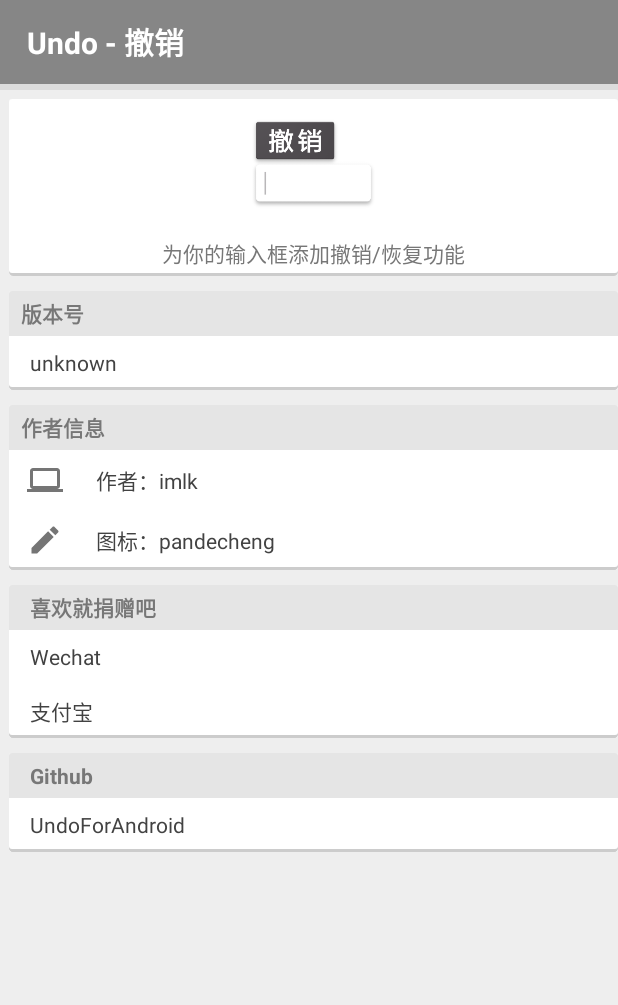
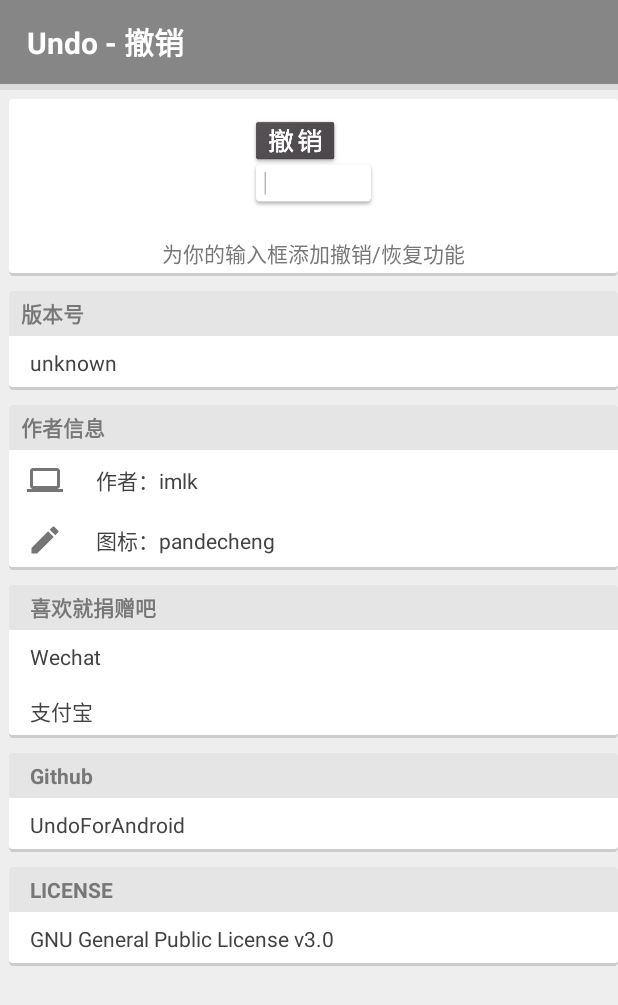
Before and after one commit to imlk0/UndoForAndroid, an Android app: the layout activity_setting.xml on its own in the app's theme, with its tools: preview values and no code run, on a phone screen of 412 x 824 dp. Shown: the top 1005 px of the screen. Run offline under Robolectric (Android 15) with nearby library versions, the phone set to English and light mode, and no system bars.

Commit message:
1.0.0(2) source code

```diff
--- a/app/build.gradle
+++ b/app/build.gradle
@@ -6,7 +6,7 @@ android {
         applicationId "top.imlk.undo"
         minSdkVersion 14
         targetSdkVersion 26
-        versionCode 1
+        versionCode 2
         versionName "1.0.0"
         testInstrumentationRunner "android.support.test.runner.AndroidJUnitRunner"
     }
--- a/app/src/main/java/top/imlk/undo/activity/SettingActivity.java
+++ b/app/src/main/java/top/imlk/undo/activity/SettingActivity.java
@@ -48,6 +48,7 @@ public class SettingActivity extends Activity implements View.OnClickListener {
         findViewById(R.id.tv_donate_wechat).setOnClickListener(this);
         findViewById(R.id.tv_donate_alipay).setOnClickListener(this);
         findViewById(R.id.tv_link_github).setOnClickListener(this);
+        findViewById(R.id.tv_link_github_license).setOnClickListener(this);
 
     }
 
@@ -99,6 +100,9 @@ public class SettingActivity extends Activity implements View.OnClickListener {
             case R.id.tv_link_github:
                 startActivity(new Intent(Intent.ACTION_VIEW, Uri.parse("https://github.com/KB5201314/UndoForAndroid")));
                 break;
+            case R.id.tv_link_github_license:
+                startActivity(new Intent(Intent.ACTION_VIEW, Uri.parse("https://github.com/KB5201314/UndoForAndroid/blob/master/LICENSE")));
+                break;
         }
     }
 
@@ -106,13 +110,13 @@ public class SettingActivity extends Activity implements View.OnClickListener {
     private void checkPermissions() {
 
 
-        Toast.makeText(SettingActivity.this, "需要读写文件权限", Toast.LENGTH_LONG).show();
 
         int permission_0 = ContextCompat.checkSelfPermission(SettingActivity.this, Manifest.permission.READ_EXTERNAL_STORAGE);
         int permission_1 = ContextCompat.checkSelfPermission(SettingActivity.this, Manifest.permission.WRITE_EXTERNAL_STORAGE);
         int permission_2 = ContextCompat.checkSelfPermission(SettingActivity.this, Manifest.permission.MOUNT_UNMOUNT_FILESYSTEMS);
 
         if (permission_0 != PackageManager.PERMISSION_GRANTED || permission_1 != PackageManager.PERMISSION_GRANTED || permission_2 != PackageManager.PERMISSION_GRANTED) {
+//            Toast.makeText(SettingActivity.this, "需要读写文件权限", Toast.LENGTH_LONG).show();
             if (Build.VERSION.SDK_INT >= Build.VERSION_CODES.M) {
                 requestPermissions(new String[]{Manifest.permission.WRITE_EXTERNAL_STORAGE, Manifest.permission.READ_EXTERNAL_STORAGE, Manifest.permission.MOUNT_UNMOUNT_FILESYSTEMS}, 1);
             }
--- a/app/src/main/res/layout/activity_setting.xml
+++ b/app/src/main/res/layout/activity_setting.xml
@@ -251,6 +251,41 @@
                     android:textSize="14sp" />
 
             </LinearLayout>
+
+
+            <LinearLayout
+                android:layout_width="match_parent"
+                android:layout_height="wrap_content"
+                android:layout_marginLeft="6dp"
+                android:layout_marginStart="6dp"
+                android:layout_marginTop="10dp"
+                android:background="@drawable/card_bg"
+                android:orientation="vertical">
+
+                <TextView
+                    android:layout_width="match_parent"
+                    android:layout_height="30dp"
+                    android:background="@drawable/card_top_bg"
+                    android:gravity="center_vertical"
+                    android:paddingLeft="14dp"
+                    android:text="LICENSE"
+                    android:textColor="@color/color_text_title"
+                    android:textSize="14sp"
+                    android:textStyle="bold" />
+
+                <TextView
+                    android:id="@+id/tv_link_github_license"
+                    android:layout_width="match_parent"
+                    android:layout_height="36dp"
+                    android:background="@drawable/card_bottom_bg"
+                    android:gravity="center_vertical"
+                    android:paddingLeft="14dp"
+                    android:text="GNU General Public License v3.0"
+                    android:textColor="@color/color_text_value"
+                    android:textSize="14sp" />
+
+            </LinearLayout>
+
         </LinearLayout>
     </ScrollView>
 </LinearLayout>
```
Also changed, not shown: app/src/main/java/top/imlk/undo/callback/IActionModeCallbackProxy.java (+3 -14 lines), app/src/main/java/top/imlk/undo/hooker/Injecter.java (+1 -21 lines), 3 other files.
